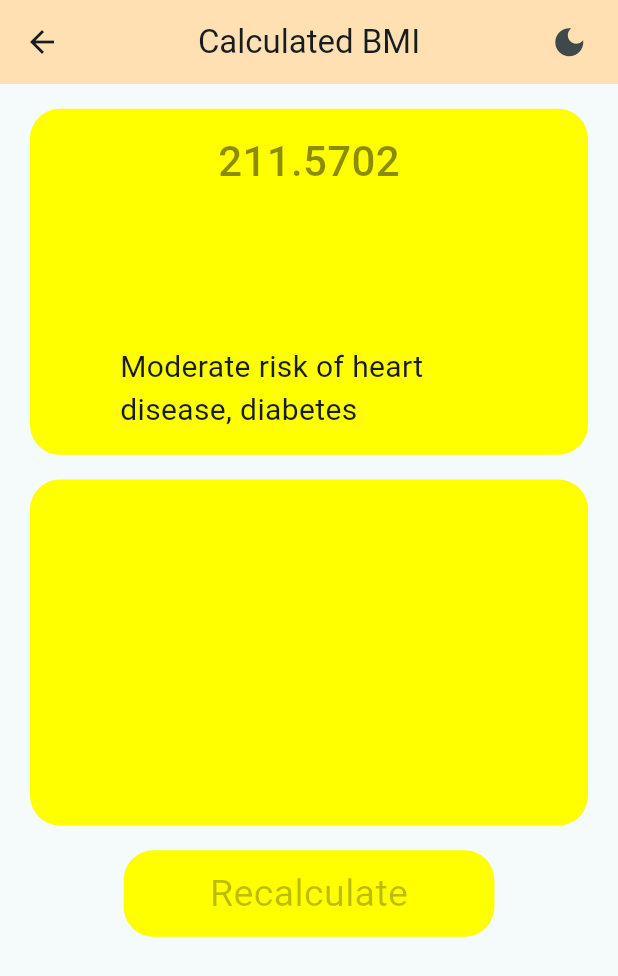
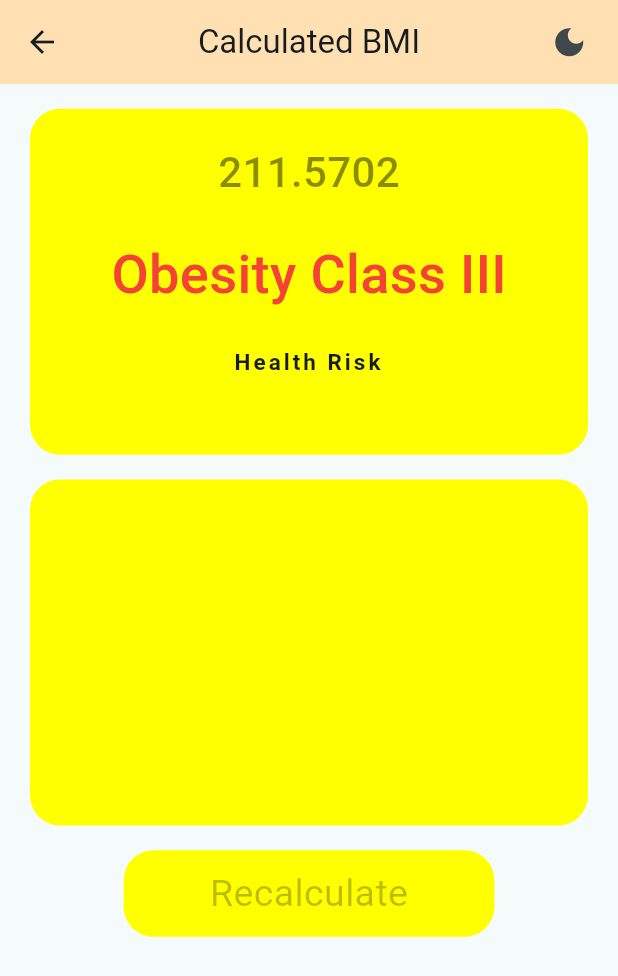
Before and after one commit to Ratndeep1999/bmi_calculator, a Flutter app: the screen it shows after launch, after a tap on "Calculate", on a phone screen of 412 x 824 dp. Shown: the top 976 px of the screen. Run offline on Flutter 3.47's test engine with Material 3 defaults, Android fonts, the phone set to English and light mode, and no system bars.

Commit message:
calculated_bmi_result_page.dart : Ui change and bhi show, categories add, health risk add, variables add, suggestions ui add, variable shift at their place, if else ladder ad to assign value in category,

```diff
--- a/lib/calculated_bmi_result_page.dart
+++ b/lib/calculated_bmi_result_page.dart
@@ -10,12 +10,32 @@ class CalculatedBmi extends StatefulWidget {
 }
 
 class _CalculatedBmiState extends State<CalculatedBmi> {
-  final String _healthRisk = '';
-  final String _category = '';
-  final String _suggestions = '';
+  String _category = '';
+  String _healthRisk = '';
+  String _suggestions = '';
+  Color _color = Colors.black26 ;
 
   @override
   Widget build(BuildContext context) {
+
+    // widget.bmi scope available only after build() method
+    if (widget.bmi < 18.5) {
+      _category = 'Underweight' ;
+    } else if (widget.bmi < 25) {
+      _category = 'Normal Weight' ;
+    } else if (widget.bmi < 30) {
+      _category = 'Overweight' ;
+    } else if (widget.bmi < 35) {
+      _category = 'Obesity Class I' ;
+    } else if (widget.bmi < 40) {
+      _category = 'Obesity Class II' ;
+    } else {
+      _category = 'Obesity Class III' ;
+    }
+
+    //
+
+
     return Scaffold(
       appBar: AppBar(
         title: Text("Calculated BMI"),
@@ -72,7 +92,7 @@ class _CalculatedBmiState extends State<CalculatedBmi> {
                       child: Column(
                         children: [
                           Text(
-                            _healthRisk,
+                            "Health Risk",
                             style: TextStyle(
                               fontSize: 15,
                               fontWeight: FontWeight.bold,
@@ -82,7 +102,7 @@ class _CalculatedBmiState extends State<CalculatedBmi> {
                           ),
                           // Health Risk
                           Text(
-                            'Moderate risk of heart disease, diabetes',
+                            _healthRisk,
                             style: TextStyle(
                               fontSize: 20,
                               fontWeight: FontWeight.w400,
```
